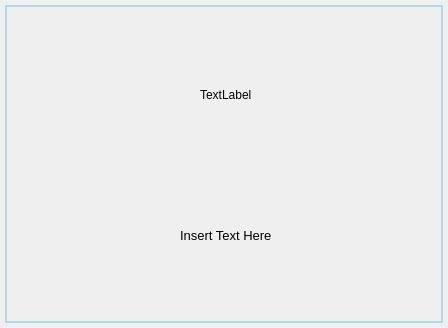
The window that PDFPreview/gui/ui_about.ui (FlyBoy8869/PDFPreview) describes before a commit, drawn with Qt 5.
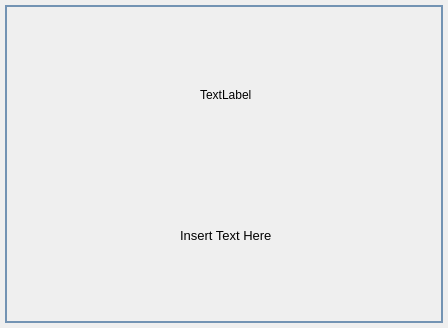
The same window after the commit.

Commit message: Updates About dialog border color.

Diff of the .ui file:
```diff
--- a/PDFPreview/gui/ui_about.ui
+++ b/PDFPreview/gui/ui_about.ui
@@ -14,11 +14,7 @@
    <string>About</string>
   </property>
   <property name="styleSheet">
-   <string notr="true">QGroupBox {
-	border-width: 2px;
-	border-style: solid;
-	border-color: lightblue;
-}</string>
+   <string notr="true"/>
   </property>
   <layout class="QVBoxLayout" name="verticalLayout_3">
    <property name="leftMargin">
@@ -35,6 +31,13 @@
    </property>
    <item>
     <widget class="QGroupBox" name="groupBox">
+     <property name="styleSheet">
+      <string notr="true">QGroupBox {
+	border-width: 2px;
+	border-style: solid;
+	border-color: #7393B3;
+}</string>
+     </property>
      <property name="title">
       <string/>
      </property>
```
